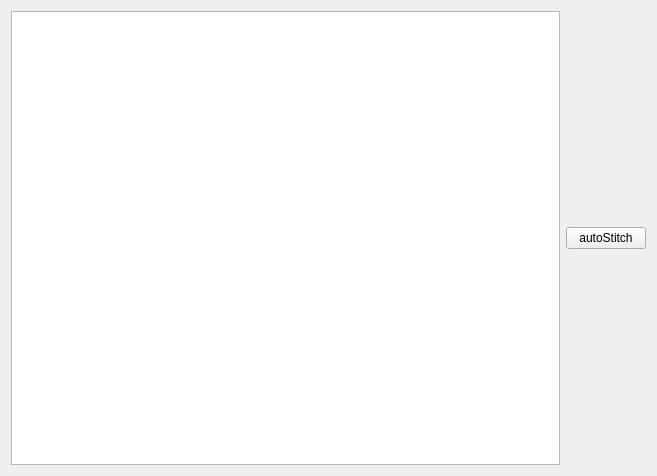
Qt form fragmentarea.ui (fkjslee/Fragment) before a commit.
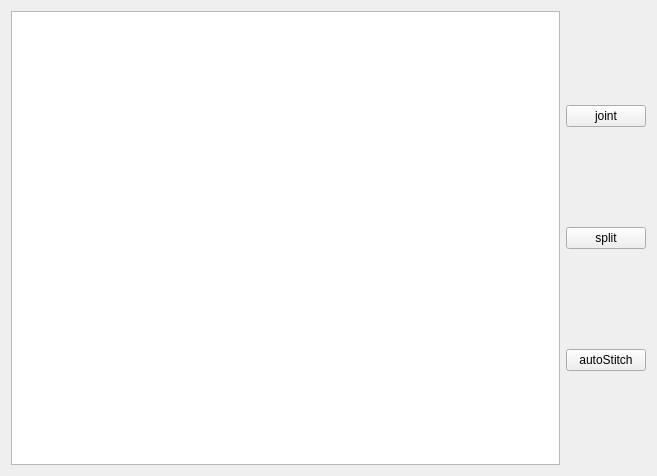
The same form after that commit.

Commit message: feature: add split function

The edit to the form file:
```diff
--- a/fragmentarea.ui
+++ b/fragmentarea.ui
@@ -28,11 +28,29 @@
     </widget>
    </item>
    <item>
+    <layout class="QVBoxLayout" name="verticalLayout">
+     <item>
+      <widget class="QPushButton" name="btnJoint">
+       <property name="text">
+        <string>joint</string>
+       </property>
+      </widget>
+     </item>
+     <item>
+      <widget class="QPushButton" name="btnSplit">
+       <property name="text">
+        <string>split</string>
+       </property>
+      </widget>
+     </item>
+     <item>
     <widget class="QPushButton" name="autoStitch">
      <property name="text">
       <string>autoStitch</string>
      </property>
     </widget>
+     </item>
+    </layout>
    </item>
   </layout>
  </widget>
```
Left out of the diff: 6 changed lines with no effect on the pictures. Lines whose indentation alone changed are shown as unchanged. The commit also changes 5 other files.
